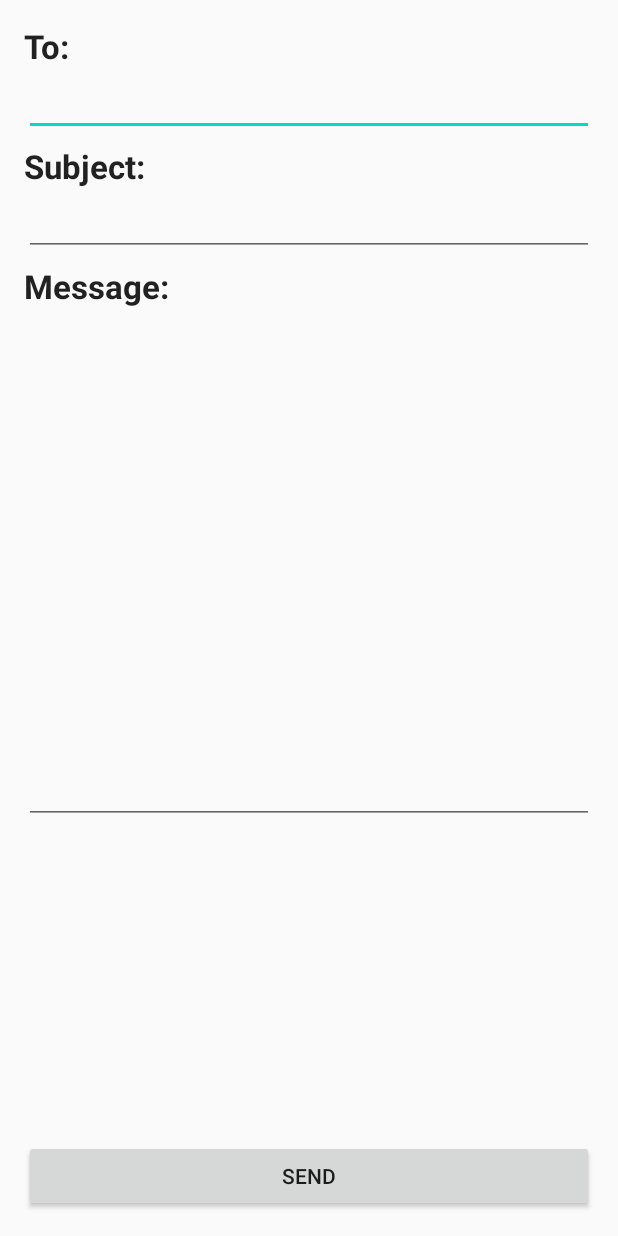
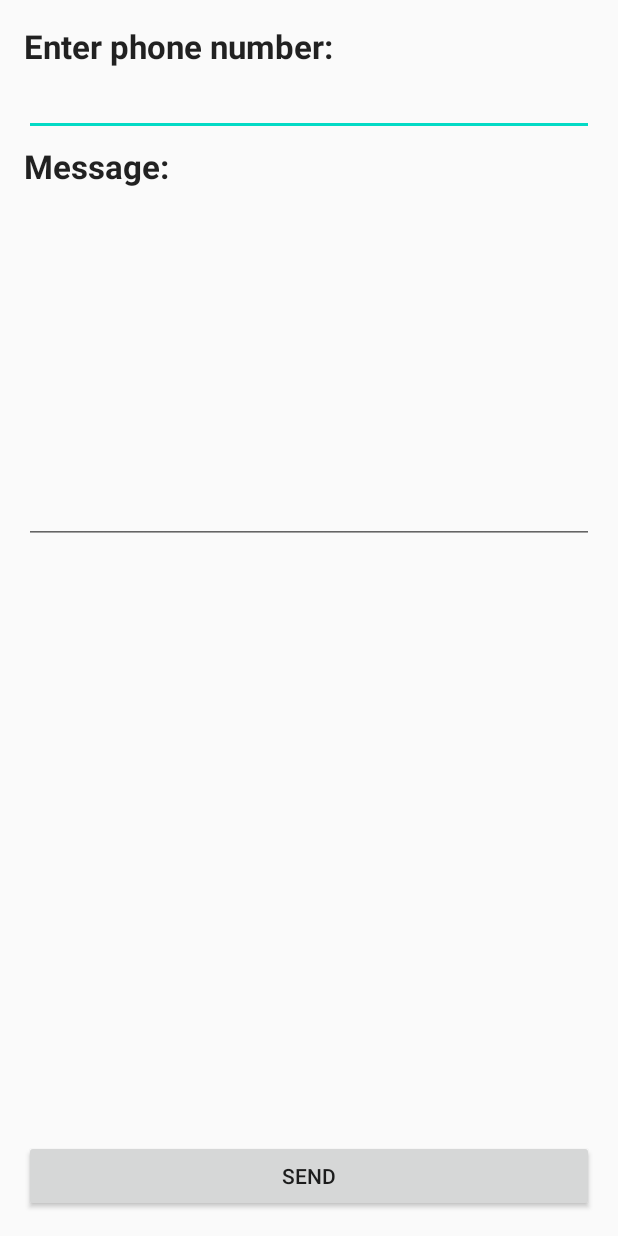
Before and after one commit to LakshanMartin/Weekly_Specials, an Android app: the layout activity_sms_list.xml on its own in the app's theme, with its tools: preview values and no code run, on a phone screen of 412 x 824 dp. Run offline under Robolectric (Android 15) with nearby library versions, the phone set to English and light mode, and no system bars.

Commit message:
New Features: - Can now SMS lists
TODO:
- Implement AsyncTask or Pipeline for database operations
- Colourise tabs in shopping list activity

```diff
--- a/app/src/main/AndroidManifest.xml
+++ b/app/src/main/AndroidManifest.xml
@@ -3,6 +3,7 @@
     package="curtin.edu.au.weeklyspecials">
 
     <uses-permission android:name="android.permission.INTERNET" />
+    <uses-permission android:name="android.permission.SEND_SMS" />
 
     <application
         android:allowBackup="true"
@@ -11,6 +12,9 @@
         android:roundIcon="@mipmap/ic_launcher_round"
         android:supportsRtl="true"
         android:theme="@style/AppTheme">
+        <activity
+            android:name=".SMSListActivity"
+            android:windowSoftInputMode="adjustResize|stateVisible" />
         <activity
             android:name=".EmailListActivity"
             android:windowSoftInputMode="adjustResize|stateVisible" />
@@ -31,7 +35,7 @@
             android:name=".MainActivity"
             android:configChanges="orientation"
             android:screenOrientation="portrait"
-            android:windowSoftInputMode="adjustResize" >
+            android:windowSoftInputMode="adjustResize">
             <intent-filter>
                 <action android:name="android.intent.action.MAIN" />
 
--- a/app/src/main/res/layout/activity_email_list.xml
+++ b/app/src/main/res/layout/activity_sms_list.xml
@@ -5,78 +5,56 @@
     android:layout_width="match_parent"
     android:layout_height="match_parent"
     android:padding="16dp"
-    tools:context=".EmailListActivity">
+    tools:context=".SMSListActivity">
 
     <TextView
-        android:id="@+id/txtVRecipient"
+        android:id="@+id/txtVSMSRecipient"
         android:layout_width="match_parent"
         android:layout_height="wrap_content"
-        android:text="@string/to"
+        android:text="Enter phone number:"
         android:textStyle="bold"
         android:textAppearance="@style/TextAppearance.AppCompat.Large"
         app:layout_constraintStart_toStartOf="parent"
         app:layout_constraintTop_toTopOf="parent" />
 
     <EditText
-        android:id="@+id/editTRecipient"
+        android:id="@+id/editTSMSRecipient"
         android:layout_width="match_parent"
         android:layout_height="wrap_content"
-        android:inputType="textEmailAddress"
+        android:inputType="phone"
         android:imeOptions="actionNext"
-        app:layout_constraintTop_toBottomOf="@+id/txtVRecipient"
+        app:layout_constraintTop_toBottomOf="@+id/txtVSMSRecipient"
         app:layout_constraintStart_toStartOf="parent"
         android:layout_marginBottom="5dp"/>
 
     <TextView
-        android:id="@+id/txtVSubject"
-        android:layout_width="match_parent"
-        android:layout_height="wrap_content"
-        android:text="@string/subject"
-        android:textStyle="bold"
-        android:textAppearance="@style/TextAppearance.AppCompat.Large"
-        app:layout_constraintStart_toStartOf="parent"
-        app:layout_constraintTop_toBottomOf="@+id/editTRecipient"
-        android:layout_marginTop="5dp"/>
-
-    <EditText
-        android:id="@+id/editTSubject"
-        android:layout_width="match_parent"
-        android:layout_height="wrap_content"
-        android:inputType="textEmailSubject"
-        android:imeOptions="actionNext"
-        app:layout_constraintTop_toBottomOf="@+id/txtVSubject"
-        app:layout_constraintStart_toStartOf="parent"
-        android:layout_marginBottom="5dp"/>
-
-    <TextView
-        android:id="@+id/txtVMessage"
+        android:id="@+id/txtVSMSMessage"
         android:layout_width="match_parent"
         android:layout_height="wrap_content"
         android:text="@string/message"
         android:textStyle="bold"
         android:textAppearance="@style/TextAppearance.AppCompat.Large"
         app:layout_constraintStart_toStartOf="parent"
-        app:layout_constraintTop_toBottomOf="@+id/editTSubject"
+        app:layout_constraintTop_toBottomOf="@+id/editTSMSRecipient"
         android:layout_marginTop="5dp"/>
 
     <EditText
-        android:id="@+id/editTMessage"
+        android:id="@+id/editTSMSMessage"
         android:layout_width="match_parent"
         android:layout_height="wrap_content"
-        android:lines="15"
+        android:lines="10"
         android:gravity="start|top"
         android:imeOptions="actionDone"
-        app:layout_constraintTop_toBottomOf="@+id/txtVMessage"
+        app:layout_constraintTop_toBottomOf="@+id/txtVSMSMessage"
         app:layout_constraintStart_toStartOf="parent"
         android:layout_marginBottom="5dp"/>
 
     <Button
-        android:id="@+id/btnSendEmail"
+        android:id="@+id/btnSendSMS"
         android:layout_width="match_parent"
         android:layout_height="wrap_content"
         android:text="@string/send"
         app:layout_constraintStart_toStartOf="parent"
         app:layout_constraintBottom_toBottomOf="parent" />
 
-
 </androidx.constraintlayout.widget.ConstraintLayout>
--- a/app/src/main/res/layout/list_item_layout.xml
+++ b/app/src/main/res/layout/list_item_layout.xml
@@ -49,7 +49,8 @@
         android:src="@android:drawable/ic_menu_edit"
         app:layout_constraintBottom_toTopOf="@+id/imgBDelete"
         app:layout_constraintEnd_toEndOf="parent"
-        app:layout_constraintTop_toTopOf="parent" />
+        app:layout_constraintTop_toTopOf="parent"
+        android:visibility="gone"/>
 
     <ImageButton
         android:id="@+id/imgBDelete"
```
Also changed, not shown: app/src/main/java/curtin/edu/au/weeklyspecials/Data/ColesListSingleton.java (+16 -0 lines), app/src/main/java/curtin/edu/au/weeklyspecials/Data/ItemData.java (+16 -0 lines), app/src/main/java/curtin/edu/au/weeklyspecials/EmailListActivity.java (+21 -3 lines), app/src/main/java/curtin/edu/au/weeklyspecials/Fragments/ColesListFragment.java (+39 -1 lines), app/src/main/java/curtin/edu/au/weeklyspecials/Helpers/EditItemDialog.java (added, +105 -0 lines), app/src/main/java/curtin/edu/au/weeklyspecials/SMSListActivity.java (added, +195 -0 lines), app/src/main/java/curtin/edu/au/weeklyspecials/ShoppingListsActivity.java (+11 -0 lines), app/src/main/java/curtin/edu/au/weeklyspecials/WebViewWooliesActivity.java (+0 -17 lines), app/src/main/res/layout/edit_item_layout.xml (+4 -4 lines).
